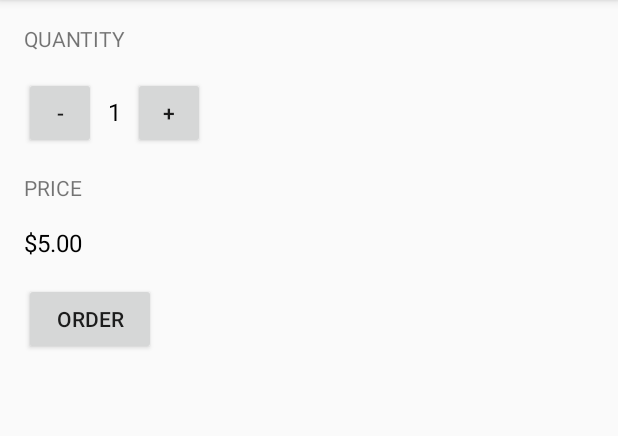
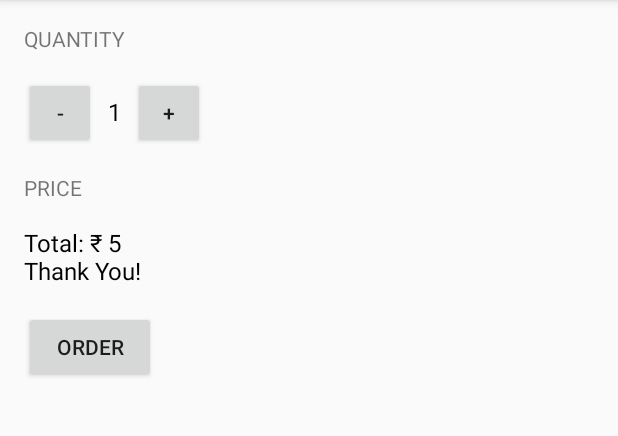
Before and after one commit to hasanmohdkhan/Coffee-Order-App, an Android app: the screen it shows after launch (MainActivity), after a tap on "ORDER", on a phone screen of 412 x 824 dp, the part 84-520 px from its top. Run offline under Robolectric (Android 15) with nearby library versions, the phone set to English and light mode, and no system bars.

Commit message:
- Update method

```diff
--- a/app/src/main/java/com/example/hasanzian/justjava/MainActivity.java
+++ b/app/src/main/java/com/example/hasanzian/justjava/MainActivity.java
@@ -24,7 +24,9 @@ public class MainActivity extends AppCompatActivity {
      * This method is called when the order button is clicked.
      */
     public void submitOrder(View view) {
-        displayPrice(quantity * 5);
+        int   totalAmoumnt = displayPrice(quantity * 5);
+        String message = "Total: \u20B9 " + totalAmoumnt + "\nThank You!";
+        displayMessage(message);
     }
 
     /**
@@ -38,11 +40,20 @@ public class MainActivity extends AppCompatActivity {
     /**
      * This method displays the given price on the screen.
      */
-    private void displayPrice(int number) {
+    private int displayPrice(int number) {
         TextView priceTextView = (TextView) findViewById(R.id.price_text_view);
         if (Build.VERSION.SDK_INT >= Build.VERSION_CODES.N) {
             priceTextView.setText(NumberFormat.getCurrencyInstance().format(number));
         }
+        return number;
+    }
+
+    /**
+     * This method displays the given text on the screen.
+     */
+    private void displayMessage(String message) {
+        TextView priceTextView = (TextView) findViewById(R.id.price_text_view);
+        priceTextView.setText(message);
     }
 
     public void increment(View view) {
@@ -53,7 +64,6 @@ public class MainActivity extends AppCompatActivity {
     }
 
     public void decrement(View view) {
-
         if (quantity > 1) {
             quantity -= 1;
             display(quantity);
--- a/app/src/main/res/layout/activity_main.xml
+++ b/app/src/main/res/layout/activity_main.xml
@@ -3,21 +3,22 @@
     xmlns:tools="http://schemas.android.com/tools"
     android:layout_width="match_parent"
     android:layout_height="match_parent"
+    android:layout_marginBottom="@dimen/margin_bottom"
+    android:layout_marginEnd="@dimen/margin_right"
     android:layout_marginLeft="@dimen/margin_left"
+    android:layout_marginRight="@dimen/margin_right"
     android:layout_marginStart="@dimen/margin_left"
     android:layout_marginTop="@dimen/margin_top"
-    android:layout_marginBottom="@dimen/margin_bottom"
-    android:layout_marginRight="@dimen/margin_right"
-    android:layout_marginEnd="@dimen/margin_right"
     android:orientation="vertical"
     tools:context="com.example.hasanzian.justjava.MainActivity">
 
     <TextView
         android:layout_width="wrap_content"
         android:layout_height="wrap_content"
+        android:layout_marginBottom="@dimen/margin_bottom"
         android:text="@string/quantity"
-        android:textAllCaps="true"
-        android:layout_marginBottom="@dimen/margin_bottom"/>
+        android:textAllCaps="true" />
+
     <LinearLayout
         android:layout_width="wrap_content"
         android:layout_height="wrap_content"
@@ -26,37 +27,36 @@
         <Button
             android:layout_width="48dp"
             android:layout_height="48dp"
-           android:text="@string/btn_decrement"
             android:onClick="decrement"
-           />
+            android:text="@string/btn_decrement" />
 
         <TextView
             android:id="@+id/quantity_text_view"
             android:layout_width="wrap_content"
             android:layout_height="wrap_content"
+            android:layout_marginLeft="@dimen/btn_margin"
+            android:layout_marginRight="@dimen/btn_margin"
             android:text="@string/quantity_numbers"
             android:textColor="@color/color_Black"
             android:textSize="@dimen/quantity_text_view_size"
-           android:layout_marginRight="@dimen/btn_margin"
-           android:layout_marginLeft="@dimen/btn_margin"
 
             />
 
         <Button
             android:layout_width="48dp"
             android:layout_height="48dp"
-           android:text="@string/btn_increment"
-           android:onClick="increment"/>
+            android:onClick="increment"
+            android:text="@string/btn_increment" />
 
     </LinearLayout>
 
     <TextView
-        android:layout_marginTop="@dimen/margin_top"
         android:layout_width="wrap_content"
         android:layout_height="wrap_content"
+        android:layout_marginBottom="@dimen/margin_bottom"
+        android:layout_marginTop="@dimen/margin_top"
         android:text="@string/price_text_view"
-        android:textAllCaps="true"
-        android:layout_marginBottom="@dimen/margin_bottom"/>
+        android:textAllCaps="true" />
 
     <TextView
         android:id="@+id/price_text_view"
@@ -64,13 +64,14 @@
         android:layout_height="wrap_content"
         android:text="@string/price_of_coffees"
         android:textColor="@color/color_Black"
-        android:textSize="@dimen/quantity_text_view_size"
-        />
+        android:textSize="@dimen/quantity_text_view_size" />
+
+
     <Button
         android:layout_width="wrap_content"
         android:layout_height="wrap_content"
         android:layout_marginTop="@dimen/margin_top"
-        android:text="@string/order_btn_string"
-        android:onClick="submitOrder"/>
+        android:onClick="submitOrder"
+        android:text="@string/order_btn_string" />
 
 </LinearLayout>
```
Lines whose indentation alone changed are shown as unchanged.
